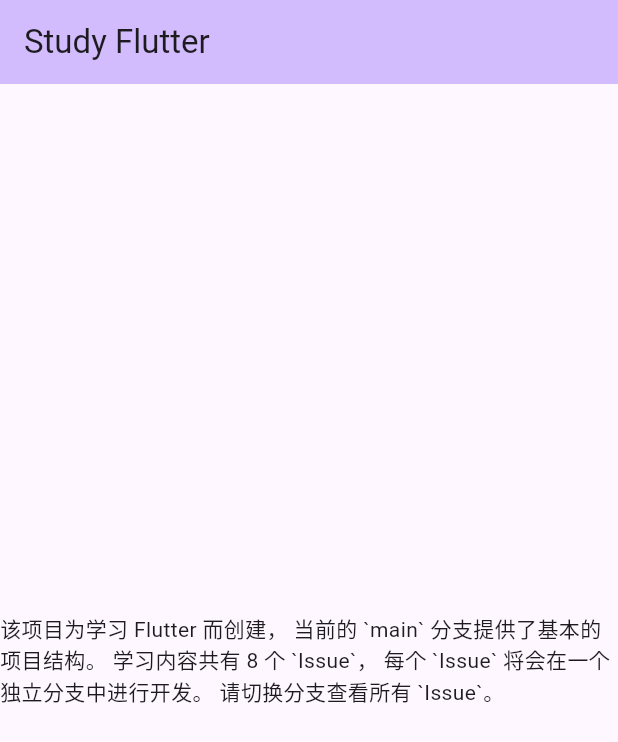
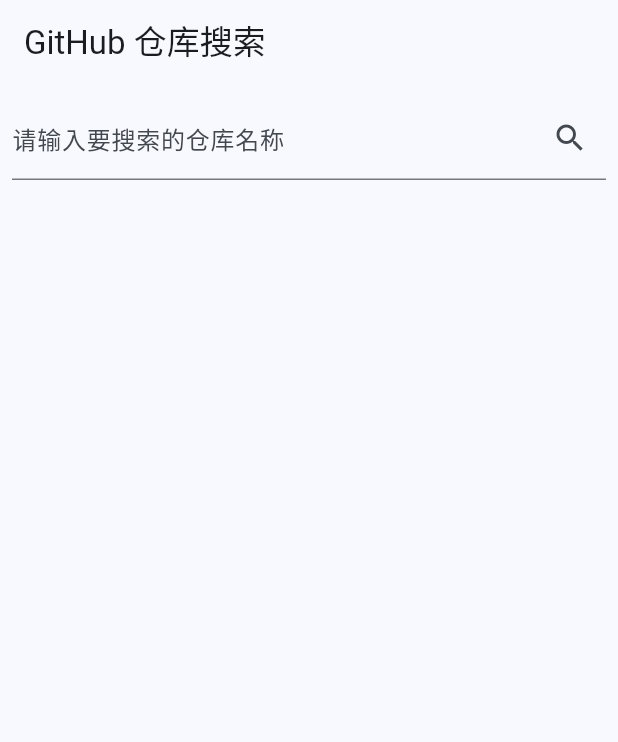
Before and after one commit to huyikai/flutter-study, a Flutter app: the screen it shows after launch, on a phone screen of 412 x 824 dp. Shown: the top 742 px of the screen. Run offline on Flutter 3.47's test engine with Material 3 defaults, Android fonts, the phone set to English and light mode, and no system bars.

Commit message:
feature: github repository search

```diff
--- a/lib/main.dart
+++ b/lib/main.dart
@@ -1,4 +1,6 @@
 import 'package:flutter/material.dart';
+import 'package:http/http.dart' as http;
+import 'dart:convert';
 
 void main() {
   runApp(const MyApp());
@@ -12,43 +14,135 @@ class MyApp extends StatelessWidget {
   @override
   Widget build(BuildContext context) {
     return MaterialApp(
-      title: 'Study Flutter',
+      title: 'GitHub 仓库搜索',
       theme: ThemeData(
-        colorScheme: ColorScheme.fromSeed(seedColor: Colors.deepPurple),
+        colorScheme: ColorScheme.fromSeed(seedColor: Colors.blue),
         useMaterial3: true,
       ),
-      home: const MyHomePage(title: 'Study Flutter'),
+      home: const RepositorySearchPage(),
     );
   }
 }
 
-/// MyHomePage 是一个有状态的小部件，用于显示主页。
-class MyHomePage extends StatefulWidget {
-  /// MyHomePage 构造函数
-  const MyHomePage({required this.title, super.key});
-
-  /// 标题
-  final String title;
+// 状态组件
+class RepositorySearchPage extends StatefulWidget {
+  const RepositorySearchPage({super.key});
 
   @override
-  State<MyHomePage> createState() => _MyHomePageState();
+  State<RepositorySearchPage> createState() => _RepositorySearchPageState();
 }
 
-class _MyHomePageState extends State<MyHomePage> {
+// 状态管理
+class _RepositorySearchPageState extends State<RepositorySearchPage> {
+  final TextEditingController _controller = TextEditingController();
+  List<dynamic> _searchResults = [];
+
+  // 搜索方法
+  Future<void> _searchRepositories() async {
+    final response = await http.get(
+      Uri.parse(
+          'https://api.github.com/search/repositories?q=${_controller.text}'),
+      headers: {'Accept': 'application/vnd.github.v3+json'},
+    );
+
+    if (response.statusCode == 200) {
+      final data = json.decode(response.body);
+      setState(() {
+        _searchResults = data['items'];
+      });
+    } else {
+      throw Exception('Failed to load repository data');
+    }
+  }
+
   @override
   Widget build(BuildContext context) {
     return Scaffold(
       appBar: AppBar(
-        backgroundColor: Theme.of(context).colorScheme.inversePrimary,
-        title: Text(widget.title),
+        title: const Text('GitHub 仓库搜索'),
       ),
-      body: const Center(
-        child: Text('该项目为学习 Flutter 而创建， '
-            '当前的 `main` 分支提供了基本的项目结构。 '
-            '学习内容共有 8 个 `Issue`， '
-            '每个 `Issue` 将会在一个独立分支中进行开发。 '
-            '请切换分支查看所有 `Issue`。'),
+      body: Column(
+        children: [
+          Padding(
+            padding: const EdgeInsets.all(8.0),
+            child: TextField(
+              controller: _controller,
+              decoration: const InputDecoration(
+                labelText: '请输入要搜索的仓库名称',
+                suffixIcon: Icon(Icons.search),
+              ),
+              onSubmitted: (value) => _searchRepositories(),
+            ),
+          ),
+          Expanded(
+            child: ListView.builder(
+              itemCount: _searchResults.length,
+              itemBuilder: (context, index) {
+                return ListTile(
+                  title: Text(_searchResults[index]['name'],
+                      style: const TextStyle(fontWeight: FontWeight.bold)),
+                  subtitle: Text(
+                      _searchResults[index]['description'] ?? 'No description'),
+                  onTap: () {
+                    Navigator.push(
+                      context,
+                      MaterialPageRoute(
+                        builder: (context) => RepositoryDetailPage(
+                            repository: _searchResults[index]),
+                      ),
+                    );
+                  },
+                );
+              },
+            ),
+          ),
+        ],
       ),
     );
   }
 }
+
+// 仓库详细信息页面的无状态组件
+class RepositoryDetailPage extends StatelessWidget {
+  final Map<String, dynamic> repository;
+
+  const RepositoryDetailPage({super.key, required this.repository});
+
+  @override
+  Widget build(BuildContext context) {
+    return Scaffold(
+      appBar: AppBar(
+        title: Text(repository['name']),
+      ),
+      body: Padding(
+        padding: const EdgeInsets.all(16.0),
+        child: Column(
+          crossAxisAlignment: CrossAxisAlignment.start,
+          children: [
+            Text('仓库名: ${repository['full_name']}',
+                style: Theme.of(context)
+                    .textTheme
+                    .titleLarge!
+                    .copyWith(fontWeight: FontWeight.bold)),
+            const SizedBox(height: 10),
+            Text('Stars: ${repository['stargazers_count']}',
+                style: Theme.of(context).textTheme.titleMedium),
+            const SizedBox(height: 10),
+            Text('Forks: ${repository['forks_count']}',
+                style: Theme.of(context).textTheme.titleMedium),
+            const SizedBox(height: 10),
+            Text('Open Issues: ${repository['open_issues_count']}',
+                style: Theme.of(context).textTheme.titleMedium),
+            const SizedBox(height: 10),
+            Text(
+                'Description: ${repository['description'] ?? 'No description available.'}',
+                style: Theme.of(context).textTheme.bodyLarge),
+            const SizedBox(height: 10),
+            Text('Repository URL: ${repository['html_url']}',
+                style: Theme.of(context).textTheme.titleMedium),
+          ],
+        ),
+      ),
+    );
+  }
+}
--- a/pubspec.yaml
+++ b/pubspec.yaml
@@ -35,6 +35,7 @@ dependencies:
   # The following adds the Cupertino Icons font to your application.
   # Use with the CupertinoIcons class for iOS style icons.
   cupertino_icons: ^1.0.6
+  http: ^0.13.3
 
 dev_dependencies:
   flutter_test:
```
Also changed, not shown: pubspec.lock.
